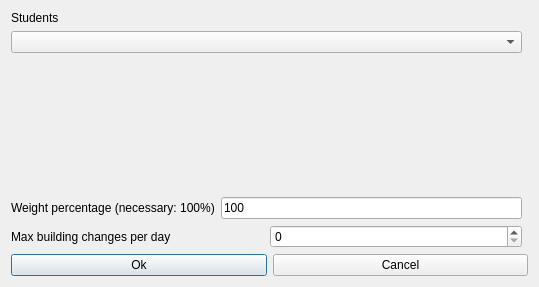
Before: the Qt Designer form fet/src/interface/modifyconstraintstudentssetmaxbuildingchangesperdayform_template.ui in vonmecheln/fet, drawn with Qt 5.
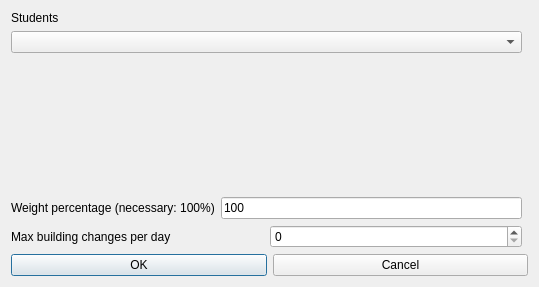
After: the same form once the commit is applied.

Patch:
```diff
--- a/fet/src/interface/modifyconstraintstudentssetmaxbuildingchangesperdayform_template.ui
+++ b/fet/src/interface/modifyconstraintstudentssetmaxbuildingchangesperdayform_template.ui
@@ -95,7 +95,7 @@
      <item>
       <widget class="QPushButton" name="okPushButton">
        <property name="text">
-        <string>Ok</string>
+        <string>OK</string>
        </property>
       </widget>
      </item>
```
